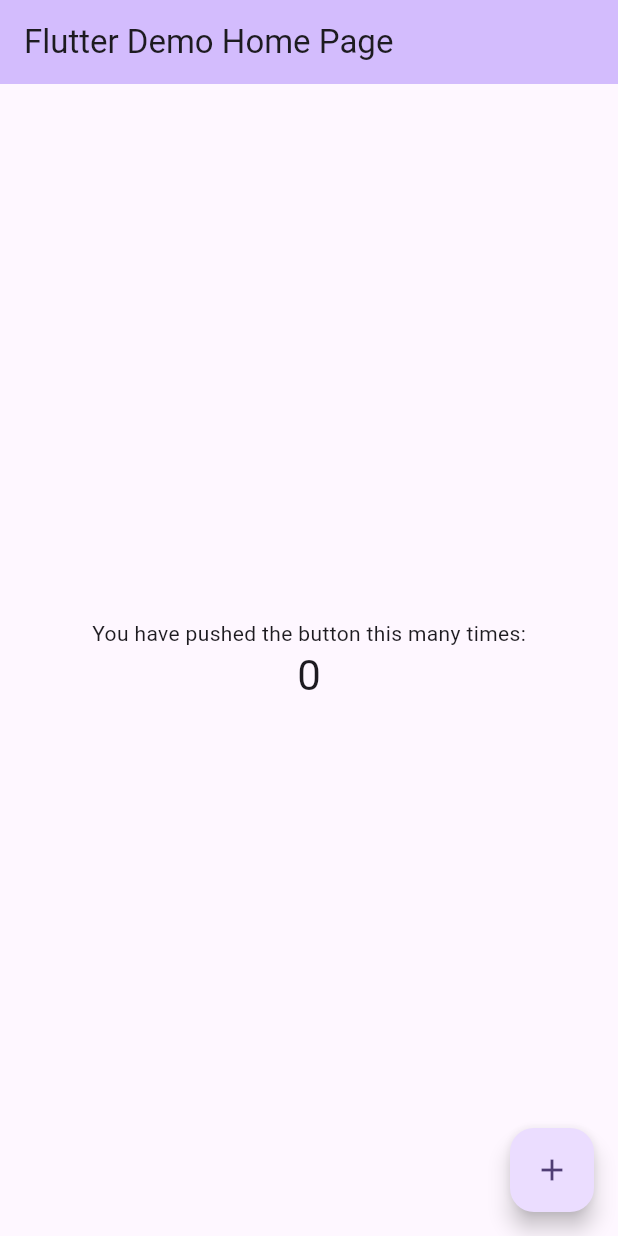
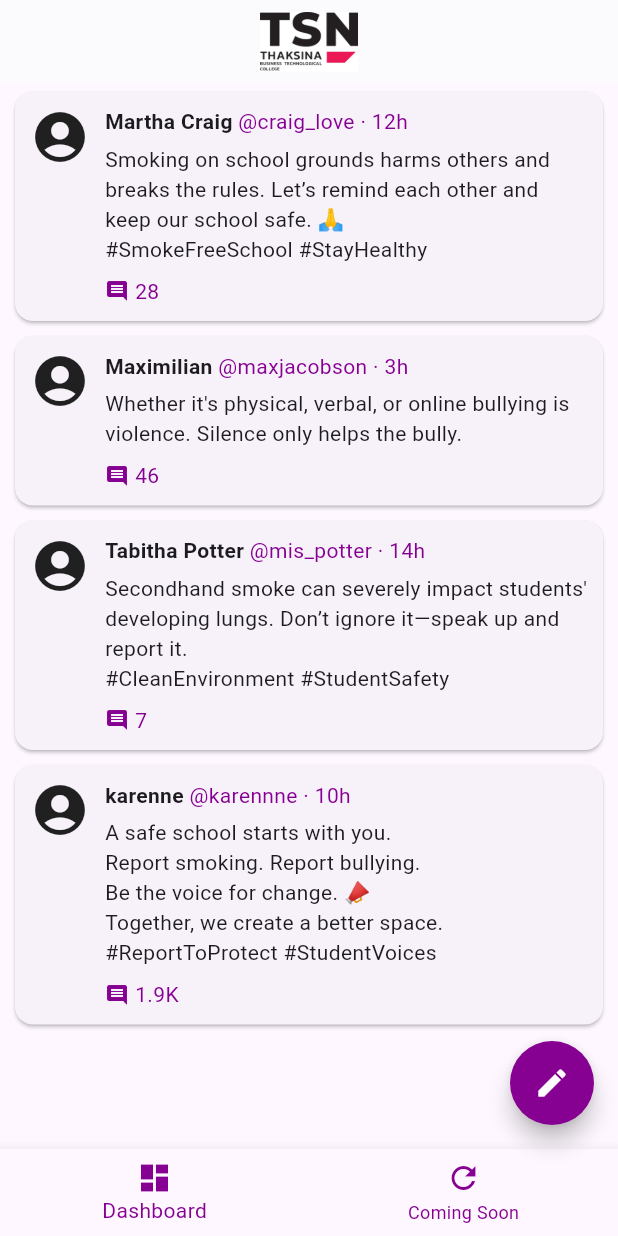
Before and after one commit to elsakti/speakuptsn, a Flutter app: the screen it shows after launch, on a phone screen of 412 x 824 dp. Run offline on Flutter 3.47's test engine with Material 3 defaults, Android fonts, the light colour scheme and no system bars; our stand-ins replace firebase_core; accounts and stored records are empty.

Commit message:
HomeTeacherAndFormUpload

```diff
--- a/lib/main.dart
+++ b/lib/main.dart
@@ -1,4 +1,5 @@
 import 'package:flutter/material.dart';
+import 'pages/dashboard_teacher.dart';
 
 void main() {
   runApp(const MyApp());
@@ -7,116 +8,15 @@ void main() {
 class MyApp extends StatelessWidget {
   const MyApp({super.key});
 
-  // This widget is the root of your application.
   @override
   Widget build(BuildContext context) {
     return MaterialApp(
-      title: 'Flutter Demo',
+      debugShowCheckedModeBanner: false,
+      title: 'SpeakUp TSN',
       theme: ThemeData(
-        // This is the theme of your application.
-        //
-        // TRY THIS: Try running your application with "flutter run". You'll see
-        // the application has a purple toolbar. Then, without quitting the app,
-        // try changing the seedColor in the colorScheme below to Colors.green
-        // and then invoke "hot reload" (save your changes or press the "hot
-        // reload" button in a Flutter-supported IDE, or press "r" if you used
-        // the command line to start the app).
-        //
-        // Notice that the counter didn't reset back to zero; the application
-        // state is not lost during the reload. To reset the state, use hot
-        // restart instead.
-        //
-        // This works for code too, not just values: Most code changes can be
-        // tested with just a hot reload.
-        colorScheme: ColorScheme.fromSeed(seedColor: Colors.deepPurple),
+        primarySwatch: Colors.deepPurple,
       ),
-      home: const MyHomePage(title: 'Flutter Demo Home Page'),
+       home: DashboardTeacher(),
     );
   }
 }
-
-class MyHomePage extends StatefulWidget {
-  const MyHomePage({super.key, required this.title});
-
-  // This widget is the home page of your application. It is stateful, meaning
-  // that it has a State object (defined below) that contains fields that affect
-  // how it looks.
-
-  // This class is the configuration for the state. It holds the values (in this
-  // case the title) provided by the parent (in this case the App widget) and
-  // used by the build method of the State. Fields in a Widget subclass are
-  // always marked "final".
-
-  final String title;
-
-  @override
-  State<MyHomePage> createState() => _MyHomePageState();
-}
-
-class _MyHomePageState extends State<MyHomePage> {
-  int _counter = 0;
-
-  void _incrementCounter() {
-    setState(() {
-      // This call to setState tells the Flutter framework that something has
-      // changed in this State, which causes it to rerun the build method below
-      // so that the display can reflect the updated values. If we changed
-      // _counter without calling setState(), then the build method would not be
-      // called again, and so nothing would appear to happen.
-      _counter++;
-    });
-  }
-
-  @override
-  Widget build(BuildContext context) {
-    // This method is rerun every time setState is called, for instance as done
-    // by the _incrementCounter method above.
-    //
-    // The Flutter framework has been optimized to make rerunning build methods
-    // fast, so that you can just rebuild anything that needs updating rather
-    // than having to individually change instances of widgets.
-    return Scaffold(
-      appBar: AppBar(
-        // TRY THIS: Try changing the color here to a specific color (to
-        // Colors.amber, perhaps?) and trigger a hot reload to see the AppBar
-        // change color while the other colors stay the same.
-        backgroundColor: Theme.of(context).colorScheme.inversePrimary,
-        // Here we take the value from the MyHomePage object that was created by
-        // the App.build method, and use it to set our appbar title.
-        title: Text(widget.title),
-      ),
-      body: Center(
-        // Center is a layout widget. It takes a single child and positions it
-        // in the middle of the parent.
-        child: Column(
-          // Column is also a layout widget. It takes a list of children and
-          // arranges them vertically. By default, it sizes itself to fit its
-          // children horizontally, and tries to be as tall as its parent.
-          //
-          // Column has various properties to control how it sizes itself and
-          // how it positions its children. Here we use mainAxisAlignment to
-          // center the children vertically; the main axis here is the vertical
-          // axis because Columns are vertical (the cross axis would be
-          // horizontal).
-          //
-          // TRY THIS: Invoke "debug painting" (choose the "Toggle Debug Paint"
-          // action in the IDE, or press "p" in the console), to see the
-          // wireframe for each widget.
-          mainAxisAlignment: MainAxisAlignment.center,
-          children: <Widget>[
-            const Text('You have pushed the button this many times:'),
-            Text(
-              '$_counter',
-              style: Theme.of(context).textTheme.headlineMedium,
-            ),
-          ],
-        ),
-      ),
-      floatingActionButton: FloatingActionButton(
-        onPressed: _incrementCounter,
-        tooltip: 'Increment',
-        child: const Icon(Icons.add),
-      ), // This trailing comma makes auto-formatting nicer for build methods.
-    );
-  }
-}
--- /dev/null
+++ b/lib/pages/dashboard_teacher.dart
@@ -0,0 +1,144 @@
+import 'package:flutter/material.dart';
+import 'upload_report_page.dart';
+
+class DashboardTeacher extends StatelessWidget {
+  const DashboardTeacher({super.key});
+
+  @override
+  Widget build(BuildContext context) {
+    final reports = [
+      {
+        "name": "Martha Craig",
+        "handle": "@craig_love",
+        "time": "12h",
+        "content":
+            "Smoking on school grounds harms others and breaks the rules. Let’s remind each other and keep our school safe. 🙏\n#SmokeFreeSchool #StayHealthy",
+        "comments": "28",
+      },
+      {
+        "name": "Maximilian",
+        "handle": "@maxjacobson",
+        "time": "3h",
+        "content":
+            "Whether it's physical, verbal, or online bullying is violence. Silence only helps the bully.",
+        "comments": "46",
+      },
+      {
+        "name": "Tabitha Potter",
+        "handle": "@mis_potter",
+        "time": "14h",
+        "content":
+            "Secondhand smoke can severely impact students' developing lungs. Don’t ignore it—speak up and report it.\n#CleanEnvironment #StudentSafety",
+        "comments": "7",
+      },
+      {
+        "name": "karenne",
+        "handle": "@karennne",
+        "time": "10h",
+        "content":
+            "A safe school starts with you.\nReport smoking. Report bullying.\nBe the voice for change. 📣\nTogether, we create a better space.\n#ReportToProtect #StudentVoices",
+        "comments": "1.9K",
+      },
+    ];
+
+    return Scaffold(
+      appBar: AppBar(
+        title: Image.asset(
+          'assets/images/tsn.jpg', // ganti dengan path gambar Anda
+          height: 40,
+        ),
+        centerTitle: true,
+        backgroundColor: Colors.white,
+        foregroundColor: Colors.black,
+        elevation: 0.5,
+      ),
+      body: ListView.builder(
+        itemCount: reports.length,
+        itemBuilder: (context, index) {
+          final report = reports[index];
+          return Card(
+            margin: const EdgeInsets.symmetric(horizontal: 10, vertical: 5),
+            child: Padding(
+              padding: const EdgeInsets.all(10.0),
+              child: Row(
+                crossAxisAlignment: CrossAxisAlignment.start,
+                children: [
+                  const Icon(Icons.account_circle, size: 40),
+                  const SizedBox(width: 10),
+                  Expanded(
+                    child: Column(
+                      crossAxisAlignment: CrossAxisAlignment.start,
+                      children: [
+                        Text.rich(
+                          TextSpan(
+                            text: report['name'],
+                            style: const TextStyle(fontWeight: FontWeight.bold),
+                            children: [
+                              TextSpan(
+                                text:
+                                    " ${report['handle']} · ${report['time']}",
+                                style: const TextStyle(
+                                  fontWeight: FontWeight.normal,
+                                  color: Color.fromRGBO(134, 0, 146, 1),
+                                ),
+                              ),
+                            ],
+                          ),
+                        ),
+                        const SizedBox(height: 5),
+                        Text(report['content'] ?? ''),
+                        const SizedBox(height: 8),
+                        Row(
+                          children: [
+                            const Icon(
+                              Icons.comment,
+                              size: 16,
+                              color: Color.fromRGBO(134, 0, 146, 1),
+                            ),
+                            const SizedBox(width: 4),
+                            Text(
+                              report['comments'].toString(),
+                              style: const TextStyle(
+                                color: Color.fromRGBO(134, 0, 146, 1),
+                              ),
+                            ),
+                          ],
+                        ),
+                      ],
+                    ),
+                  ),
+                ],
+              ),
+            ),
+          );
+        },
+      ),
+      floatingActionButton: FloatingActionButton(
+        onPressed: () {
+          Navigator.push(
+            context,
+            MaterialPageRoute(builder: (context) => const UploadReportPage()),
+          );
+        },
+        shape: const CircleBorder(),
+        backgroundColor: const Color.fromRGBO(134, 0, 146, 1),
+        foregroundColor: Colors.white,
+        child: const Icon(Icons.edit),
+      ),
+      bottomNavigationBar: BottomNavigationBar(
+        selectedItemColor: const Color.fromRGBO(134, 0, 146, 1),
+        unselectedItemColor: Color.fromRGBO(134, 0, 146, 1),
+        items: const [
+          BottomNavigationBarItem(
+            icon: Icon(Icons.dashboard),
+            label: 'Dashboard',
+          ),
+          BottomNavigationBarItem(
+            icon: Icon(Icons.refresh),
+            label: 'Coming Soon',
+          ),
+        ],
+      ),
+    );
+  }
+}
--- a/pubspec.yaml
+++ b/pubspec.yaml
@@ -31,6 +31,8 @@ dependencies:
   flutter:
     sdk: flutter
 
+
+
   # The following adds the Cupertino Icons font to your application.
   # Use with the CupertinoIcons class for iOS style icons.
   cupertino_icons: ^1.0.8
@@ -38,6 +40,7 @@ dependencies:
   firebase_auth: ^5.6.2
   google_sign_in: ^7.1.1
   cloud_firestore: ^5.6.11
+
 
 dev_dependencies:
   flutter_test:
@@ -60,6 +63,9 @@ flutter:
   # included with your application, so that you can use the icons in
   # the material Icons class.
   uses-material-design: true
+
+  assets:
+    - assets/images/tsn.jpg
 
   # To add assets to your application, add an assets section, like this:
   # assets:
```
Also changed, not shown: lib/pages/upload_report_page.dart (added, +98 -0 lines), assets/images/tsn.jpg (added).
